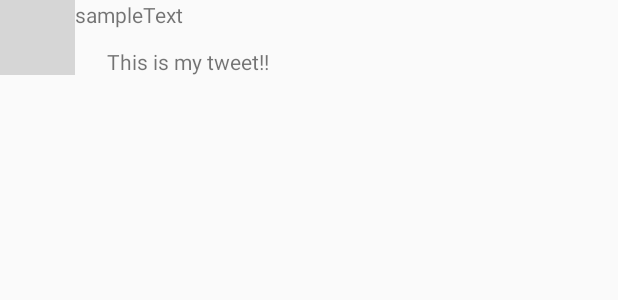
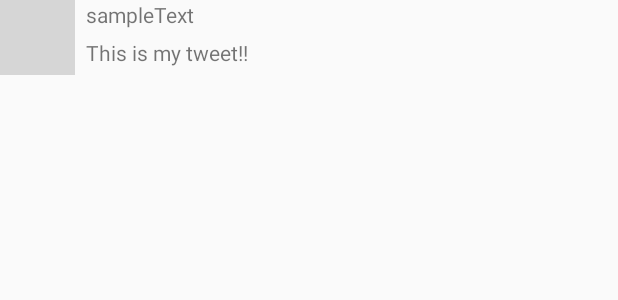
Before and after one commit to michelejoseph1/tweet-simple, an Android app: the layout item_tweet.xml on its own in the app's theme, with its tools: preview values and no code run, on a phone screen of 412 x 824 dp. Shown: the top 300 px of the screen. Run offline under Robolectric (Android 15) with nearby library versions, the phone set to English and light mode, and no system bars; grey boxes are pictures that could not be loaded.

```diff
--- a/Twitter/app/src/main/AndroidManifest.xml
+++ b/Twitter/app/src/main/AndroidManifest.xml
@@ -13,9 +13,6 @@
         android:icon="@drawable/ic_launcher"
         android:label="@string/app_name"
         android:theme="@style/AppTheme">
-        <activity
-            android:name=".TimelineActivity"
-            android:exported="false" />
         <activity
             android:name=".LoginActivity"
             android:label="@string/app_name"
--- a/Twitter/app/src/main/res/layout/item_tweet.xml
+++ b/Twitter/app/src/main/res/layout/item_tweet.xml
@@ -16,7 +16,9 @@
         android:layout_width="wrap_content"
         android:layout_height="wrap_content"
         android:layout_alignParentEnd="true"
-        android:layout_marginEnd="290dp"
+        android:layout_marginStart="7dp"
+        android:layout_marginEnd="280dp"
+        android:layout_toEndOf="@+id/ivProfileImage"
         tools:text="sampleText" />
 
     <TextView
@@ -26,10 +28,10 @@
         android:layout_below="@+id/tvScreenName"
         android:layout_alignParentEnd="true"
         android:layout_alignParentBottom="true"
-        android:layout_marginStart="21dp"
-        android:layout_marginTop="12dp"
-        android:layout_marginEnd="231dp"
-        android:layout_marginBottom="681dp"
+        android:layout_marginStart="7dp"
+        android:layout_marginTop="6dp"
+        android:layout_marginEnd="244dp"
+        android:layout_marginBottom="687dp"
         android:layout_toEndOf="@+id/ivProfileImage"
         tools:text="This is my tweet!!" />
 </RelativeLayout>
```
Also changed, not shown: Twitter/app/src/main/java/com/codepath/apps/restclienttemplate/TimelineActivity.java (+28 -0 lines), Twitter/app/src/main/java/com/codepath/apps/restclienttemplate/TweetAdapter.java (added, +72 -0 lines).
